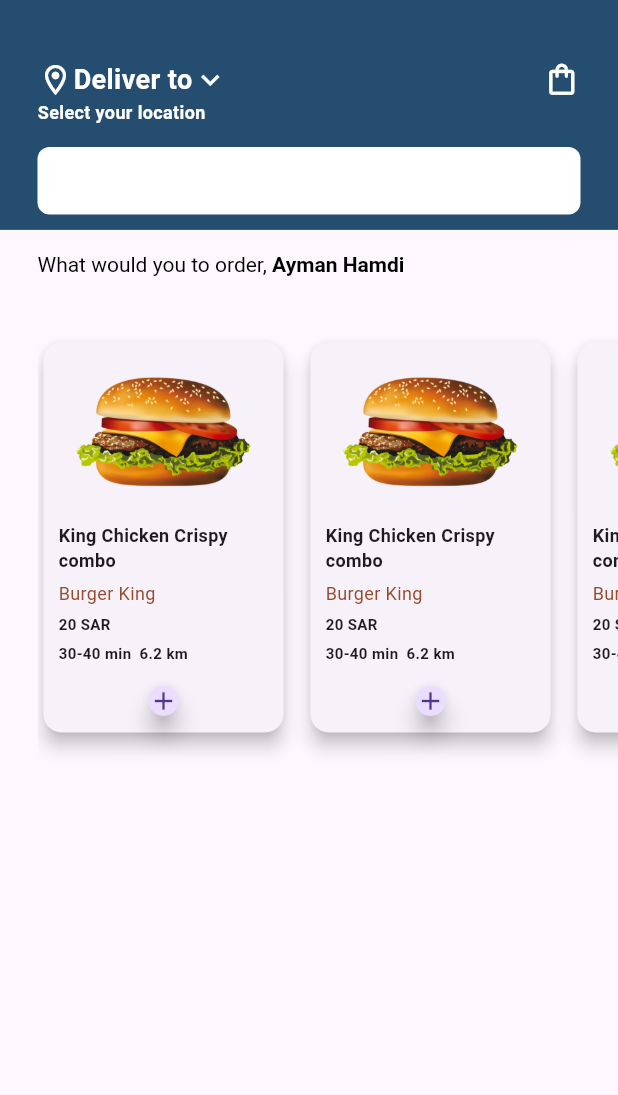
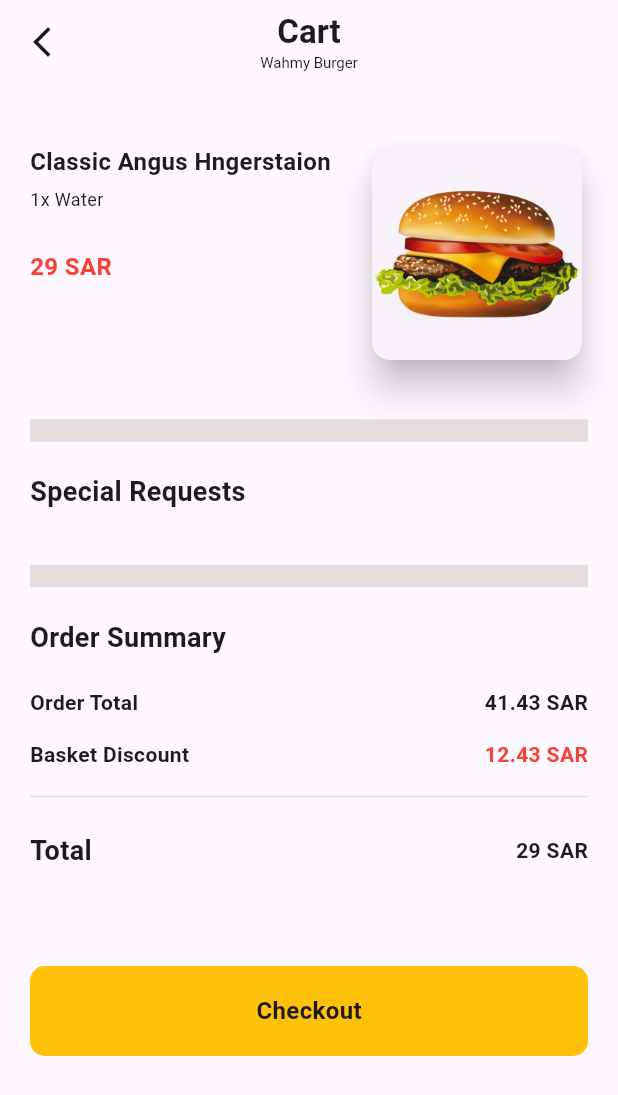
Before and after one commit to ayman-dev09/deliveryapp, a Flutter app: the screen it shows after launch, on a phone screen of 412 x 824 dp. Shown: the top 1095 px of the screen. Run offline on Flutter 3.47's test engine with Material 3 defaults, Android fonts, the phone set to English and light mode, and no system bars; our stand-ins replace get.

Commit message:
22-09-2025 commit office

```diff
--- a/lib/main.dart
+++ b/lib/main.dart
@@ -1,5 +1,6 @@
 import 'package:deliveryapp/utils/size_config.dart';
-import 'package:deliveryapp/view/pages/home_screen.dart';
+import 'package:deliveryapp/view/pages/cart_screen_widgets/cart_screen.dart';
+//import 'package:deliveryapp/view/pages/home_screen.dart';
 //import 'package:deliveryapp/view/pages/item_details_widgets/item_details_screen.dart';
 import 'package:flutter/material.dart';
 import 'package:get/get_navigation/get_navigation.dart';
@@ -16,7 +17,7 @@ class MyApp extends StatelessWidget {
     SizeConfig().init(context);
     return GetMaterialApp(
       debugShowCheckedModeBanner: false,
-      home: HomeScreen(),
+      home: CartScreen(),
       //getPages: RoutesConfig().getPages,
     );
   }
--- /dev/null
+++ b/lib/view/pages/cart_screen_widgets/cart_screen.dart
@@ -0,0 +1,175 @@
+import 'package:deliveryapp/themes/colors.dart';
+import 'package:flutter/material.dart';
+
+class CartScreen extends StatelessWidget {
+  const CartScreen({super.key});
+
+  @override
+  Widget build(BuildContext context) {
+    return Scaffold(
+      appBar: AppBar(
+        title: Column(
+          children: [
+            Text('Cart', style: TextStyle(fontWeight: FontWeight.bold)),
+            Text('Wahmy Burger', style: TextStyle(fontSize: 10)),
+          ],
+        ),
+        centerTitle: true,
+        leading: IconButton(
+          onPressed: () {},
+          icon: Icon(Icons.arrow_back_ios_new),
+        ),
+      ),
+      body: Padding(
+        padding: const EdgeInsets.only(left: 20, right: 20, top: 40),
+        child: Column(
+          crossAxisAlignment: CrossAxisAlignment.start,
+          children: [
+            Row(
+              mainAxisAlignment: MainAxisAlignment.start,
+              crossAxisAlignment: CrossAxisAlignment.start,
+              children: [
+                Column(
+                  crossAxisAlignment: CrossAxisAlignment.start,
+                  children: [
+                    Text(
+                      'Classic Angus Hngerstaion',
+                      style: TextStyle(
+                        fontSize: 16,
+                        fontWeight: FontWeight.bold,
+                      ),
+                    ),
+                    Padding(
+                      padding: const EdgeInsets.only(top: 5),
+                      child: Text('1x Water', style: TextStyle(fontSize: 12)),
+                    ),
+                    Padding(
+                      padding: const EdgeInsets.only(top: 25),
+                      child: Text(
+                        '29 SAR',
+                        style: TextStyle(
+                          fontSize: 16,
+                          fontWeight: FontWeight.bold,
+                          color: Colors.red,
+                        ),
+                      ),
+                    ),
+                  ],
+                ),
+                Spacer(),
+                Card(
+                  elevation: 10,
+                  child: Container(
+                    width: 140,
+                    height: 140,
+                    decoration: BoxDecoration(
+                      borderRadius: BorderRadius.circular(15),
+                      image: DecorationImage(
+                        image: AssetImage('assets/list_food_images/burger.png'),
+                        fit: BoxFit.contain,
+                      ),
+                    ),
+                  ),
+                ),
+              ],
+            ),
+            Padding(
+              padding: const EdgeInsets.only(top: 35),
+              child: Divider(thickness: 15, color: paletteColor),
+            ),
+            //----------------------------------------------------------------
+            Padding(
+              padding: const EdgeInsets.only(top: 20),
+              child: Text(
+                'Special Requests',
+                style: TextStyle(fontSize: 18, fontWeight: FontWeight.bold),
+              ),
+            ),
+            //----------------------------------------------------------------
+            Padding(
+              padding: const EdgeInsets.only(top: 35),
+              child: Divider(thickness: 15, color: paletteColor),
+            ),
+            Padding(
+              padding: const EdgeInsets.only(top: 20),
+              child: Text(
+                'Order Summary',
+                style: TextStyle(fontSize: 18, fontWeight: FontWeight.bold),
+              ),
+            ),
+            Padding(
+              padding: const EdgeInsets.only(top: 20),
+              child: Row(
+                children: [
+                  Text(
+                    'Order Total',
+                    style: TextStyle(fontWeight: FontWeight.bold),
+                  ),
+                  Spacer(),
+                  Text(
+                    '41.43 SAR',
+                    style: TextStyle(fontWeight: FontWeight.bold),
+                  ),
+                ],
+              ),
+            ),
+            Padding(
+              padding: const EdgeInsets.only(top: 15),
+              child: Row(
+                children: [
+                  Text(
+                    'Basket Discount',
+                    style: TextStyle(fontWeight: FontWeight.bold),
+                  ),
+                  Spacer(),
+                  Text(
+                    '12.43 SAR',
+                    style: TextStyle(
+                      fontWeight: FontWeight.bold,
+                      color: Colors.red,
+                    ),
+                  ),
+                ],
+              ),
+            ),
+            Padding(
+              padding: const EdgeInsets.only(top: 10),
+              child: Divider(color: paletteColor),
+            ),
+            Padding(
+              padding: const EdgeInsets.only(top: 15),
+              child: Row(
+                children: [
+                  Text(
+                    'Total',
+                    style: TextStyle(fontSize: 18, fontWeight: FontWeight.bold),
+                  ),
+                  Spacer(),
+                  Text('29 SAR', style: TextStyle(fontWeight: FontWeight.bold)),
+                ],
+              ),
+            ),
+            Spacer(),
+            Padding(
+              padding: const EdgeInsets.only(bottom: 120),
+              child: Container(
+                width: double.infinity,
+                height: 60,
+                decoration: BoxDecoration(
+                  color: Colors.amber,
+                  borderRadius: BorderRadius.circular(10),
+                ),
+                child: Center(
+                  child: Text(
+                    'Checkout',
+                    style: TextStyle(fontSize: 16, fontWeight: FontWeight.bold),
+                  ),
+                ),
+              ),
+            ),
+          ],
+        ),
+      ),
+    );
+  }
+}
```
